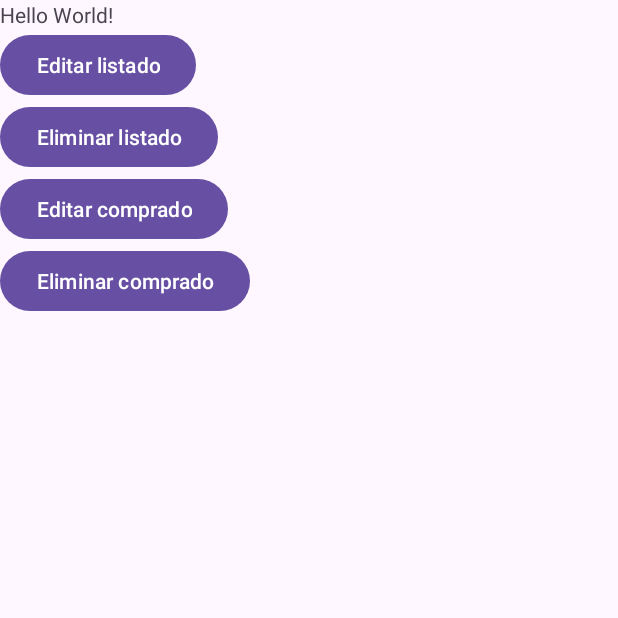
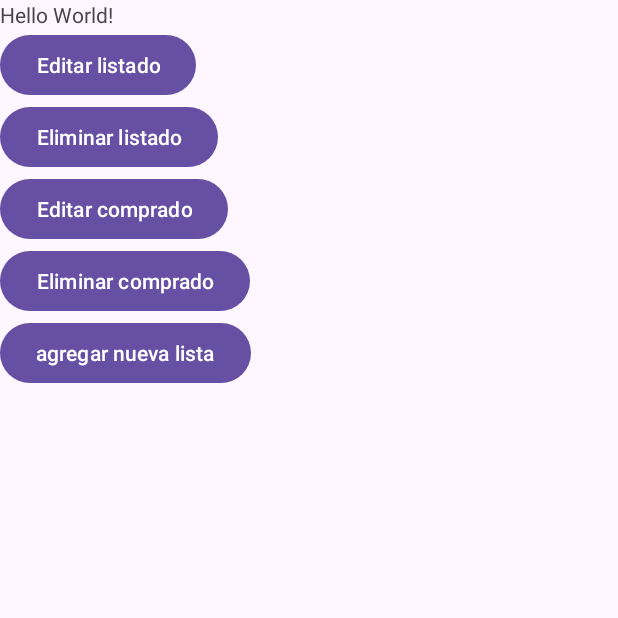
Before and after one commit to rafa31n/Desafio3_ListadoCompras, an Android app: the screen it shows after launch (MainActivity), on a phone screen of 412 x 824 dp, the top half of it. Run offline under Robolectric (Android 15) with nearby library versions, the phone set to English and light mode, and no system bars.

Commit message:
cambios del ver y crear lista

```diff
--- a/app/src/main/AndroidManifest.xml
+++ b/app/src/main/AndroidManifest.xml
@@ -13,6 +13,9 @@
         android:theme="@style/Theme.Desafio3_NC212543_LM212528"
         tools:targetApi="31">
         <activity
+            android:name=".NuevaLista"
+            android:exported="false" />
+        <activity
             android:name=".MainActivity"
             android:exported="true">
             <intent-filter>
--- a/app/src/main/java/com/example/desafio3_nc212543_lm212528/MainActivity.kt
+++ b/app/src/main/java/com/example/desafio3_nc212543_lm212528/MainActivity.kt
@@ -1,101 +1,70 @@
 package com.example.desafio3_nc212543_lm212528
 
+import android.annotation.SuppressLint
+import android.content.Intent
 import android.os.Bundle
-import android.view.View
-import android.widget.TextView
+import android.widget.Button
 import android.widget.Toast
 import androidx.activity.enableEdgeToEdge
 import androidx.appcompat.app.AppCompatActivity
-import androidx.core.view.ViewCompat
-import androidx.core.view.WindowInsetsCompat
 import androidx.recyclerview.widget.LinearLayoutManager
+import androidx.recyclerview.widget.RecyclerView
 import com.example.desafio3_nc212543_lm212528.model.Comprados
 import com.example.desafio3_nc212543_lm212528.model.Listas
+
 
 class MainActivity : AppCompatActivity() {
     private var managerListas: Listas? = null
     private var managerComprados: Comprados? = null
 
+    @SuppressLint("Range", "MissingInflatedId")
     override fun onCreate(savedInstanceState: Bundle?) {
         super.onCreate(savedInstanceState)
         enableEdgeToEdge()
         setContentView(R.layout.activity_main)
+        val recyclerView = findViewById<RecyclerView>(R.id.recyclerViewlista)
+        val btnNuevaLista = findViewById<Button>(R.id.fabAgregarLista)
+        btnNuevaLista.setOnClickListener{
+            val intent = Intent(this, NuevaLista::class.java)
+            startActivity(intent)
+        }
+        managerListas= Listas(this)
+       /* managerListas!!.addNewTematica("2052","prueba121")*/
+        val cursor = managerListas!!.searchFichasAll()
+        if (cursor != null && cursor.moveToFirst()) {
+            val listas = mutableListOf<Lista>()
+            var id_lista: Int = 0
 
-        managerListas = Listas(this)
-        managerComprados = Comprados(this)
+            var fecha_lista: String = ""
+            var titulo_lista: String = ""
 
-        val cursorL = managerListas!!.searchFichasAll()
-        if (cursorL != null && cursorL.moveToFirst()) {
-            /*val tematicas = mutableListOf<Tematica>()
-            var idTematica: Int = 0
-            var nombreTematica: String = ""
-            var descripcionTematica: String = ""
-            var colorTematica: String = ""
 
             while (!cursor.isAfterLast) {
                 // Obtener datos del cursor y establecerlos en las vistas
-                idTematica = cursor.getInt(cursor.getColumnIndex("id_tematica"))
-                nombreTematica = cursor.getString(cursor.getColumnIndex("nombre"))
-                descripcionTematica = cursor.getString(cursor.getColumnIndex("descripcion"))
-                colorTematica = cursor.getString(cursor.getColumnIndex("color"))
+                id_lista = cursor.getInt(cursor.getColumnIndex("id_lista"))
+                fecha_lista = cursor.getString(cursor.getColumnIndex("fecha_lista"))
+                titulo_lista = cursor.getString(cursor.getColumnIndex("titulo_lista"))
 
-                val tematica =
-                    Tematica(
-                        idTematica,
-                        nombreTematica,
-                        descripcionTematica,
-                        colorTematica
+
+                val lista =
+                    Lista(
+                        id_lista,
+                        fecha_lista,
+                        titulo_lista,
+
                     )
-                tematicas.add(tematica)
+                listas.add(lista)
                 cursor.moveToNext()
             }
-            recyclerView.layoutManager = LinearLayoutManager(this@Dashboard)
-            recyclerView.adapter = TematicaAdapter(tematicas, colorTematica)*/
-            cursorL.close()
-        } else {
+            recyclerView.layoutManager=LinearLayoutManager(this@MainActivity)
+            recyclerView.adapter = AdapterLista(listas)
+            cursor.close()
+        }else{
             Toast.makeText(
-                this, "No se encontro ninguna LISTA.",
+                this, "No se encontro ninguna ficha.",
                 Toast.LENGTH_LONG
             ).show()
         }
+    }
 
-        //
-
-        val cursorC = managerComprados!!.searchTematicasAll()
-        if (cursorC != null && cursorC.moveToFirst()) {
-            /*val tematicas = mutableListOf<Tematica>()
-            var idTematica: Int = 0
-            var nombreTematica: String = ""
-            var descripcionTematica: String = ""
-            var colorTematica: String = ""
-
-            while (!cursor.isAfterLast) {
-                // Obtener datos del cursor y establecerlos en las vistas
-                idTematica = cursor.getInt(cursor.getColumnIndex("id_tematica"))
-                nombreTematica = cursor.getString(cursor.getColumnIndex("nombre"))
-                descripcionTematica = cursor.getString(cursor.getColumnIndex("descripcion"))
-                colorTematica = cursor.getString(cursor.getColumnIndex("color"))
-
-                val tematica =
-                    Tematica(
-                        idTematica,
-                        nombreTematica,
-                        descripcionTematica,
-                        colorTematica
-                    )
-                tematicas.add(tematica)
-                cursor.moveToNext()
-            }
-            recyclerView.layoutManager = LinearLayoutManager(this@Dashboard)
-            recyclerView.adapter = TematicaAdapter(tematicas, colorTematica)*/
-            cursorC.close()
-        } else {
-            Toast.makeText(
-                this, "No se encontro ningun ITEM DE COMPRA.",
-                Toast.LENGTH_LONG
-            ).show()
-        }
-
-
-    }
 }
--- a/app/src/main/res/layout/activity_main.xml
+++ b/app/src/main/res/layout/activity_main.xml
@@ -1,8 +1,9 @@
 <?xml version="1.0" encoding="utf-8"?>
-<RelativeLayout xmlns:android="http://schemas.android.com/apk/res/android"
+<LinearLayout xmlns:android="http://schemas.android.com/apk/res/android"
     xmlns:app="http://schemas.android.com/apk/res-auto"
     xmlns:tools="http://schemas.android.com/tools"
     android:id="@+id/main"
+    android:orientation="vertical"
     android:layout_width="match_parent"
     android:layout_height="match_parent"
     tools:context=".MainActivity">
@@ -16,6 +17,25 @@
         app:layout_constraintEnd_toEndOf="parent"
         app:layout_constraintStart_toStartOf="parent"
         app:layout_constraintTop_toTopOf="parent" />
+
+    <RelativeLayout
+        android:layout_width="match_parent"
+        android:layout_height="0dp"
+        android:layout_weight="1">
+
+
+
+        <TextView
+            android:id="@+id/txtMensaje"
+            android:layout_width="match_parent"
+            android:layout_height="match_parent"
+            android:layout_marginTop="23dp"
+            android:text="ninguna tematica"
+            android:textAlignment="center"
+            android:textSize="16sp"
+            android:visibility="gone" />
+
+    </RelativeLayout>
 
     <Button
         android:id="@+id/button"
@@ -46,4 +66,16 @@
         android:layout_below="@+id/button3"
         android:text="Eliminar comprado" />
 
-</RelativeLayout>
+
+    <Button
+        android:id="@+id/fabAgregarLista"
+        android:layout_width="wrap_content"
+        android:layout_height="wrap_content"
+        android:text="agregar nueva lista" />
+
+    <androidx.recyclerview.widget.RecyclerView
+        android:id="@+id/recyclerViewlista"
+        android:layout_width="match_parent"
+        android:layout_height="match_parent"
+        android:layout_marginTop="15dp" />
+</LinearLayout>
```
Also changed, not shown: app/src/main/java/com/example/desafio3_nc212543_lm212528/AdapterLista.kt (added, +55 -0 lines), app/src/main/java/com/example/desafio3_nc212543_lm212528/Lista.kt (added, +18 -0 lines), app/src/main/java/com/example/desafio3_nc212543_lm212528/NuevaLista.kt (added, +44 -0 lines), app/src/main/java/com/example/desafio3_nc212543_lm212528/model/Listas.kt (+11 -0 lines), app/src/main/res/layout/activity_adapter_lista.xml (added, +63 -0 lines), app/src/main/res/layout/activity_nueva_lista.xml (added, +43 -0 lines).
